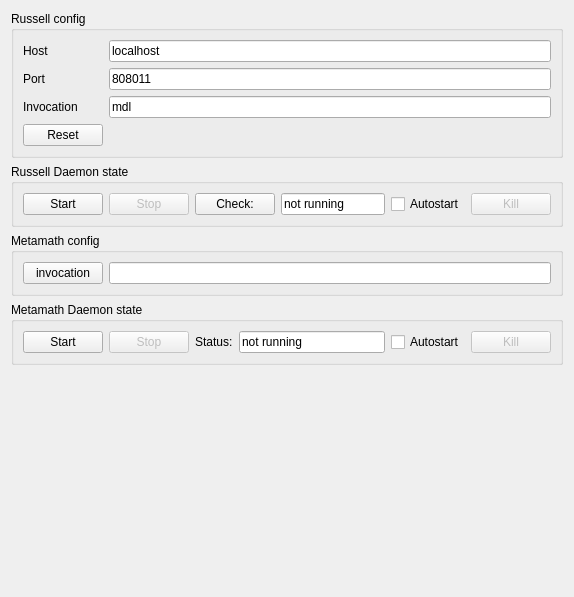
Qt form addons/kate-russell-plugin/RussellConfig.ui (dmitry-vlasov/kate-russell) before a commit.
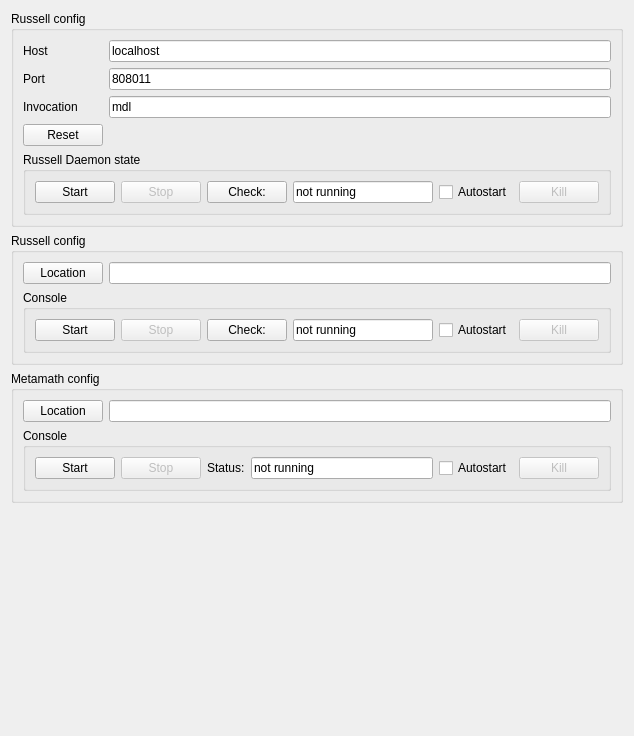
The same form after that commit.

Commit message: russell console config is added

Diff of the .ui file:
```diff
--- a/addons/kate-russell-plugin/RussellConfig.ui
+++ b/addons/kate-russell-plugin/RussellConfig.ui
@@ -6,8 +6,8 @@
    <rect>
     <x>0</x>
     <y>0</y>
-    <width>574</width>
-    <height>597</height>
+    <width>634</width>
+    <height>736</height>
    </rect>
   </property>
   <property name="sizePolicy">
@@ -23,14 +23,14 @@
       <string>Russell config</string>
      </property>
      <layout class="QGridLayout" name="gridLayout">
-      <item row="1" column="0">
+      <item row="0" column="0">
        <widget class="QLabel" name="russellHostLabel">
         <property name="text">
          <string>Host</string>
         </property>
        </widget>
       </item>
-      <item row="1" column="1">
+      <item row="0" column="1">
        <widget class="QLineEdit" name="russellHostEdit">
         <property name="text">
          <string>localhost</string>
@@ -40,45 +40,42 @@
         </property>
        </widget>
       </item>
-      <item row="2" column="1">
+      <item row="1" column="0">
+       <widget class="QLabel" name="russellPortLabel">
+        <property name="text">
+         <string>Port</string>
+        </property>
+       </widget>
+      </item>
+      <item row="1" column="1">
        <widget class="QLineEdit" name="russellPortEdit">
         <property name="text">
          <string>808011</string>
         </property>
        </widget>
       </item>
-      <item row="3" column="0">
+      <item row="2" column="0">
        <widget class="QLabel" name="russellInvocationLabel">
         <property name="text">
          <string>Invocation</string>
         </property>
        </widget>
       </item>
-      <item row="3" column="1">
+      <item row="2" column="1">
        <widget class="QLineEdit" name="russellInvocationEdit">
         <property name="text">
          <string>mdl</string>
         </property>
        </widget>
       </item>
-      <item row="2" column="0">
-       <widget class="QLabel" name="russellPortLabel">
-        <property name="text">
-         <string>Port</string>
-        </property>
-       </widget>
-      </item>
-      <item row="4" column="0">
+      <item row="3" column="0">
        <widget class="QPushButton" name="russellResetButton">
         <property name="text">
          <string>Reset</string>
         </property>
        </widget>
       </item>
-     </layout>
-    </widget>
-   </item>
-   <item>
+      <item row="4" column="0" colspan="2">
     <widget class="QGroupBox" name="russellStateGroupBox">
      <property name="title">
       <string>Russell Daemon state</string>
@@ -141,38 +138,125 @@
      </layout>
     </widget>
    </item>
+     </layout>
+    </widget>
+   </item>
+   <item>
+    <widget class="QGroupBox" name="russellConsoleConfigGroupBox">
+     <property name="title">
+      <string>Russell config</string>
+     </property>
+     <layout class="QGridLayout" name="gridLayout_3">
+      <item row="0" column="0">
+       <widget class="QPushButton" name="russellConsoleLookupButton">
+        <property name="text">
+         <string>Location</string>
+        </property>
+       </widget>
+      </item>
+      <item row="0" column="1">
+       <widget class="QLineEdit" name="russellConsoleInvocationEdit">
+        <property name="text">
+         <string/>
+        </property>
+        <property name="readOnly">
+         <bool>true</bool>
+        </property>
+       </widget>
+      </item>
+      <item row="1" column="0" colspan="2">
+       <widget class="QGroupBox" name="russellConsoleStateGroupBox">
+        <property name="title">
+         <string>Console</string>
+        </property>
+        <layout class="QHBoxLayout" name="horizontalLayout_4">
+         <item>
+          <widget class="QPushButton" name="russellConsoleStartButton">
+           <property name="text">
+            <string>Start</string>
+           </property>
+          </widget>
+         </item>
+         <item>
+          <widget class="QPushButton" name="russellConsoleStopButton">
+           <property name="enabled">
+            <bool>false</bool>
+           </property>
+           <property name="text">
+            <string>Stop</string>
+           </property>
+          </widget>
+         </item>
+         <item>
+          <widget class="QPushButton" name="russellConsoleCheckButton">
+           <property name="enabled">
+            <bool>true</bool>
+           </property>
+           <property name="text">
+            <string>Check:</string>
+           </property>
+          </widget>
+         </item>
+         <item>
+          <widget class="QLineEdit" name="russellConsoleAliveEdit">
+           <property name="text">
+            <string>not running</string>
+           </property>
+           <property name="readOnly">
+            <bool>true</bool>
+           </property>
+          </widget>
+         </item>
+         <item>
+          <widget class="QCheckBox" name="russellConsoleAutostartCheckBox">
+           <property name="text">
+            <string>Autostart</string>
+           </property>
+          </widget>
+         </item>
+         <item>
+          <widget class="QPushButton" name="russellConsoleKillButton">
+           <property name="enabled">
+            <bool>false</bool>
+           </property>
+           <property name="text">
+            <string>Kill</string>
+           </property>
+          </widget>
+         </item>
+        </layout>
+       </widget>
+      </item>
+     </layout>
+    </widget>
+   </item>
    <item>
     <widget class="QGroupBox" name="metamathConfigGroupBox">
      <property name="title">
       <string>Metamath config</string>
      </property>
-     <layout class="QHBoxLayout" name="horizontalLayout_3">
-      <item>
-       <widget class="QPushButton" name="metamathInvocationButton">
+     <layout class="QGridLayout" name="gridLayout_2">
+      <item row="0" column="0">
+       <widget class="QPushButton" name="metamathLookupButton">
         <property name="text">
-         <string>invocation</string>
+         <string>Location</string>
         </property>
        </widget>
       </item>
-      <item>
+      <item row="0" column="1">
        <widget class="QLineEdit" name="metamathInvocationEdit">
         <property name="text">
          <string/>
         </property>
         <property name="readOnly">
-         <bool>false</bool>
+         <bool>true</bool>
         </property>
        </widget>
       </item>
-     </layout>
-     <zorder>metamathInvocationEdit</zorder>
-     <zorder>metamathInvocationButton</zorder>
-    </widget>
-   </item>
-   <item>
+      <item row="1" column="0" colspan="2">
     <widget class="QGroupBox" name="metamathStateGroupBox">
      <property name="title">
-      <string>Metamath Daemon state</string>
+         <string>Console</string>
      </property>
      <layout class="QHBoxLayout" name="horizontalLayout">
       <item>
@@ -227,6 +311,12 @@
        </widget>
       </item>
      </layout>
+       </widget>
+      </item>
+     </layout>
+     <zorder>metamathInvocationEdit</zorder>
+     <zorder>metamathLookupButton</zorder>
+     <zorder>metamathStateGroupBox</zorder>
     </widget>
    </item>
    <item>
```
Lines whose indentation alone changed are shown as unchanged. The commit also changes 5 other files.
